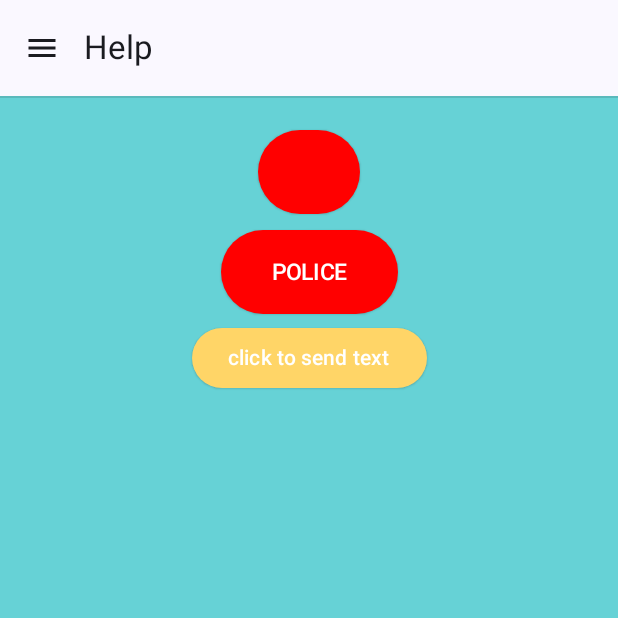
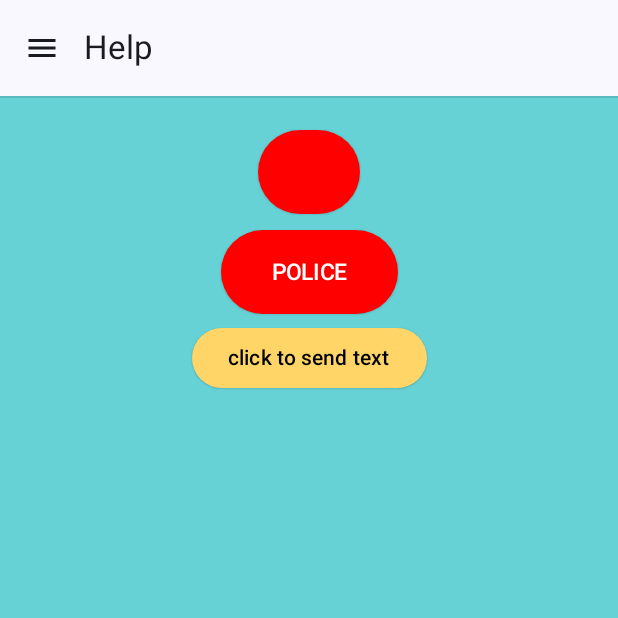
Before and after one commit to YSPlop/COMP90018_Ass2, an Android app built with Jetpack Compose: the HelpScreen screen opened through its navigation route, on a phone screen of 412 x 824 dp, the top half of it. Run offline under Robolectric (Android 15) with nearby library versions, the phone set to English and light mode, and no system bars; our stand-ins replace Firebase (no records; nobody signed in at launch, a user with empty details on screens opened directly).

Commit message:
Ui change

```diff
--- a/app/src/main/java/com/example/safecircle/ui/screen/HelpScreen.kt
+++ b/app/src/main/java/com/example/safecircle/ui/screen/HelpScreen.kt
@@ -230,7 +230,8 @@ fun messageButton(
             .padding(horizontal = 15.dp)
     ) {
         Text(
-            text = "click to send text"
+            text = "click to send text",
+            color = Color.Black
         )
     }
 
```
